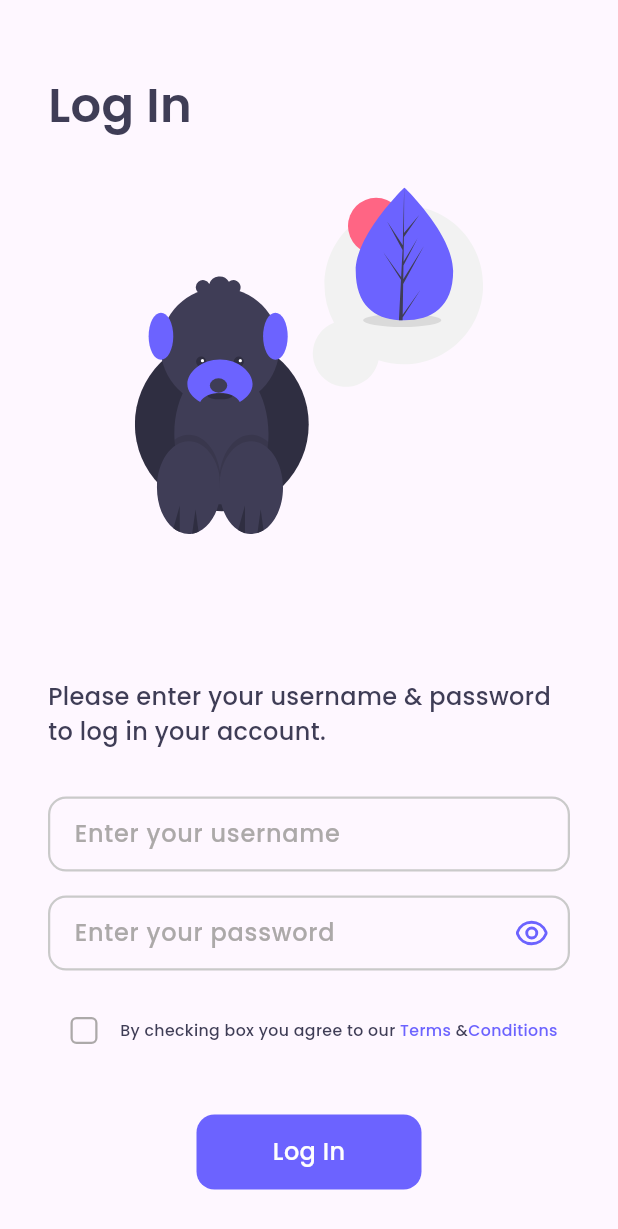
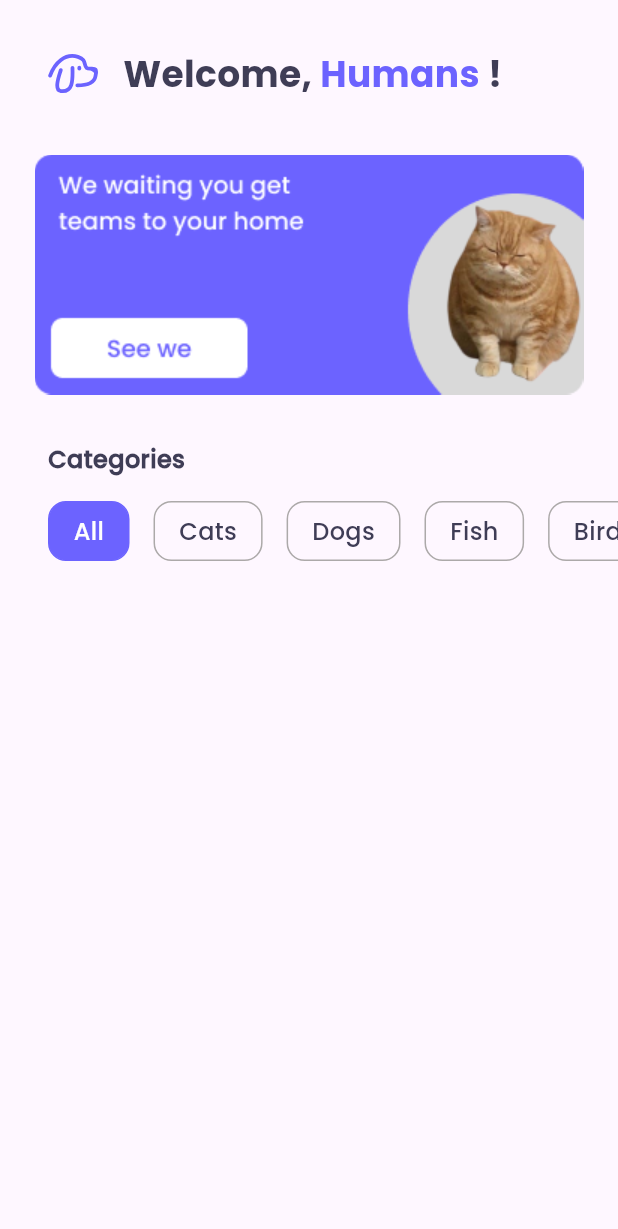
Before and after one commit to SingHuyLeang/flutter_3_5, a Flutter app: the screen it shows after launch, on a phone screen of 412 x 824 dp. Shown: the top 1229 px of the screen. Run offline on Flutter 3.47's test engine with Material 3 defaults, Android fonts, the light colour scheme and no system bars; our stand-ins replace flutter_svg, get.

Commit message:
Categories

```diff
--- /dev/null
+++ b/lib/featured/app/home/components/categories.dart
@@ -0,0 +1,69 @@
+import 'package:flutter/material.dart';
+import 'package:pet_app/utils/theme/text_theme.dart';
+import 'package:pet_app/utils/types/colors.dart';
+
+class CategoriesSlider extends StatelessWidget {
+  CategoriesSlider({super.key});
+
+  final categories = [
+    "All",
+    "Cats",
+    "Dogs",
+    "Fish",
+    "Birds",
+    "Mammals",
+    "Cows",
+    "Pig",
+    "Hamster",
+  ];
+
+  @override
+  Widget build(BuildContext context) {
+    return Container(
+      width: double.infinity,
+      height: 80,
+      child: Column(
+        crossAxisAlignment: CrossAxisAlignment.start,
+        children: [
+          // title
+          const Padding(
+            padding: EdgeInsets.only(left: 32.0),
+            child: PText(
+              text: "Categories",
+              weight: FontWeight.bold,
+            ),
+          ),
+          const SizedBox(height: 16),
+          // slider category
+          SizedBox(
+            width: double.infinity,
+            height: 40,
+            child: ListView.builder(
+              itemCount: categories.length,
+              scrollDirection: Axis.horizontal,
+              itemBuilder: (context, index) => Container(
+                margin: EdgeInsets.only(left: index == 0 ? 32 : 8, right: 8),
+                padding: const EdgeInsets.symmetric(
+                  horizontal: 16,
+                  vertical: 8,
+                ),
+                alignment: Alignment.center,
+                decoration: BoxDecoration(
+                  color: index == 0 ? PColors.primary : Colors.transparent,
+                  borderRadius: BorderRadius.circular(12),
+                  border: Border.all(
+                    color: index == 0 ? PColors.primary : PColors.solid,
+                  ),
+                ),
+                child: PText(
+                  text: categories[index],
+                  color: index == 0 ? PColors.light : PColors.dark,
+                ),
+              ),
+            ),
+          )
+        ],
+      ),
+    );
+  }
+}
--- /dev/null
+++ b/lib/featured/app/home/components/home_header.dart
@@ -0,0 +1,37 @@
+import 'package:flutter/material.dart';
+import 'package:flutter_svg/svg.dart';
+import 'package:pet_app/utils/theme/text_theme.dart';
+import 'package:pet_app/utils/types/colors.dart';
+import 'package:pet_app/utils/types/fonts.dart';
+
+class HomeHeader extends StatelessWidget {
+  const HomeHeader({super.key});
+
+  @override
+  Widget build(BuildContext context) {
+    return Container(
+      margin: const EdgeInsets.only(top: 32),
+      padding: const EdgeInsets.symmetric(horizontal: 32),
+      child: Row(
+        children: [
+          // logo
+          SvgPicture.asset(
+            'assets/images/logo.svg',
+            width: 34,
+            height: 34,
+          ),
+          const SizedBox(width: 16),
+          // welcome
+          const PText(text: "Welcome, ", fontType: Font.bold, size: 24),
+          PText(
+            text: "Humans ",
+            fontType: Font.bold,
+            size: 24,
+            color: PColors.primary,
+          ),
+          const PText(text: "!", fontType: Font.bold, size: 24),
+        ],
+      ),
+    );
+  }
+}
--- /dev/null
+++ b/lib/featured/app/home/home_page.dart
@@ -0,0 +1,34 @@
+import 'package:flutter/material.dart';
+import 'package:flutter_svg/svg.dart';
+import 'package:pet_app/featured/app/home/components/categories.dart';
+import 'package:pet_app/featured/app/home/components/home_header.dart';
+import 'package:pet_app/utils/theme/text_theme.dart';
+import 'package:pet_app/utils/types/colors.dart';
+
+class HomePage extends StatelessWidget {
+  const HomePage({super.key});
+
+  @override
+  Widget build(BuildContext context) {
+    return Scaffold(
+      body: SingleChildScrollView(
+        child: SafeArea(
+          child: Column(
+            children: [
+              // Logo & Welcome
+              HomeHeader(),
+              const SizedBox(height: 37),
+              // tamnail
+              Image.asset('assets/images/tamnail.png'),
+              const SizedBox(height: 32),
+              // categories
+              CategoriesSlider(),
+              const SizedBox(height: 32),
+              // pet list
+            ],
+          ),
+        ),
+      ),
+    );
+  }
+}
--- a/lib/featured/authentication/views/create_account_page.dart
+++ b/lib/featured/authentication/views/create_account_page.dart
@@ -6,6 +6,7 @@ import 'package:pet_app/components/asset_button.dart';
 import 'package:pet_app/components/input_field.dart';
 import 'package:pet_app/utils/theme/text_theme.dart';
 import 'package:pet_app/utils/types/colors.dart';
+import 'package:pet_app/utils/types/fonts.dart';
 
 class CreateAccount extends StatelessWidget {
   const CreateAccount({super.key});
@@ -21,7 +22,8 @@ class CreateAccount extends StatelessWidget {
               crossAxisAlignment: CrossAxisAlignment.start,
               children: <Widget>[
                 // title
-                const PText(text: "Create account", size: 32, isBold: true),
+                const PText(
+                    text: "Create account", size: 32, fontType: Font.bold),
                 // image
                 const SizedBox(height: 32),
                 Align(
--- a/lib/featured/authentication/views/login_page.dart
+++ b/lib/featured/authentication/views/login_page.dart
@@ -7,6 +7,7 @@ import 'package:pet_app/components/input_field.dart';
 import 'package:pet_app/featured/authentication/views/create_account_page.dart';
 import 'package:pet_app/utils/theme/text_theme.dart';
 import 'package:pet_app/utils/types/colors.dart';
+import 'package:pet_app/utils/types/fonts.dart';
 
 class LogInPage extends StatelessWidget {
   const LogInPage({super.key});
@@ -22,7 +23,7 @@ class LogInPage extends StatelessWidget {
               crossAxisAlignment: CrossAxisAlignment.start,
               children: <Widget>[
                 // title
-                const PText(text: "Log In", size: 32, isBold: true),
+                const PText(text: "Log In", size: 32, fontType: Font.bold),
                 // image
                 const SizedBox(height: 32),
                 Align(
--- a/lib/utils/splash/splash_screen.dart
+++ b/lib/utils/splash/splash_screen.dart
@@ -1,7 +1,7 @@
 import 'package:flutter/material.dart';
 import 'package:flutter_svg/flutter_svg.dart';
 import 'package:get/get.dart';
-import 'package:pet_app/featured/authentication/views/login_page.dart';
+import 'package:pet_app/featured/app/home/home_page.dart';
 
 class SplashController extends GetxController {
   Future delayed() async {
@@ -11,7 +11,7 @@ class SplashController extends GetxController {
   @override
   void onInit() async {
     super.onInit();
-    delayed().whenComplete(() => Get.to(() => LogInPage()));
+    delayed().whenComplete(() => Get.to(() => HomePage()));
   }
 }
 
--- a/lib/utils/theme/text_theme.dart
+++ b/lib/utils/theme/text_theme.dart
@@ -6,14 +6,16 @@ class PText extends StatelessWidget {
   const PText({
     super.key,
     required this.text,
-    this.isBold = false,
+    this.fontType = Font.medium,
     this.color,
     this.size = 16,
+    this.weight,
   });
   final String text;
-  final bool isBold;
+  final String fontType;
   final Color? color;
   final double size;
+  final FontWeight? weight;
 
   @override
   Widget build(BuildContext context) {
@@ -21,8 +23,9 @@ class PText extends StatelessWidget {
       text,
       style: TextStyle(
         fontSize: size,
-        fontFamily: isBold ? Font.siembold : Font.medium,
+        fontFamily: fontType,
         color: color ?? PColors.dark,
+        fontWeight: weight,
       ),
       maxLines: null,
       softWrap: true,
--- a/lib/utils/types/fonts.dart
+++ b/lib/utils/types/fonts.dart
@@ -1,4 +1,5 @@
 class Font {
   static const String medium = "medium";
   static const String siembold = "siembold";
+  static const String bold = "bold";
 }
--- a/pubspec.yaml
+++ b/pubspec.yaml
@@ -85,6 +85,9 @@ flutter:
     - family: siembold
       fonts:
         - asset: assets/fonts/Poppins-SemiBold.ttf
+    - family: bold
+      fonts:
+        - asset: assets/fonts/poppins_bold.ttf
   #       - asset: fonts/TrajanPro_Bold.ttf
   #         weight: 700
   #
```
Also changed, not shown: assets/fonts/poppins_bold.ttf (added), assets/images/bookmark.svg (added), assets/images/logo.svg (added), assets/images/tamnail.png (added).
